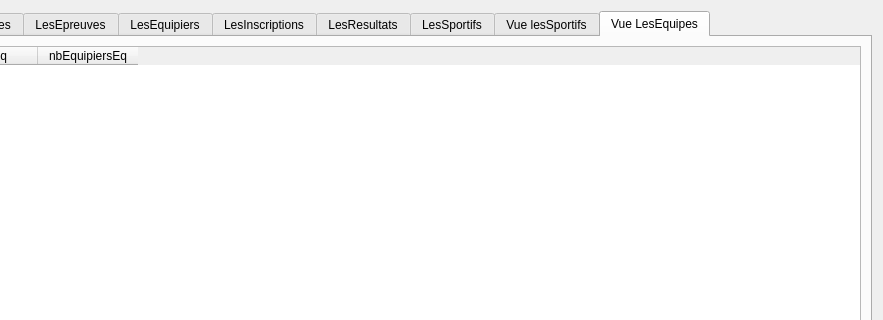
Above: gui/tablesData.ui from pH0xe/L3-Info-Projet-CEBD before the change; both pictures show x 85 to 968 and y 0 to 320 of the 968 by 600 pixel window. Below: the same form after it.
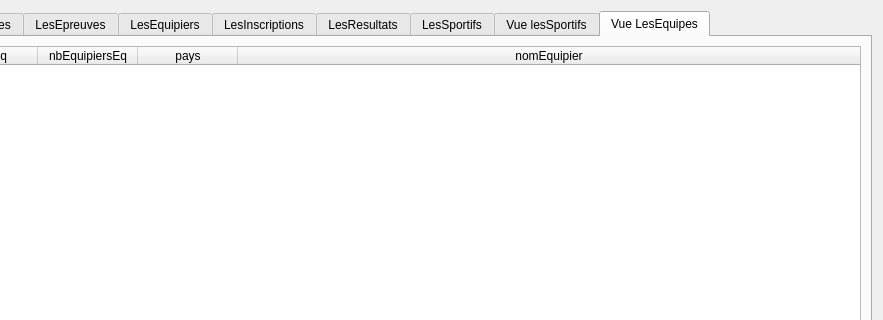
That is the form after the change.

Commit message: modification de la vue lesEquipes pour concaténer les noms et afficher le pays

```diff
--- a/gui/tablesData.ui
+++ b/gui/tablesData.ui
@@ -632,6 +632,15 @@
       <layout class="QVBoxLayout" name="verticalLayout_9">
        <item>
         <widget class="QTableWidget" name="vueEquipes">
+         <property name="sortingEnabled">
+          <bool>true</bool>
+         </property>
+         <attribute name="horizontalHeaderCascadingSectionResizes">
+          <bool>false</bool>
+         </attribute>
+         <attribute name="horizontalHeaderStretchLastSection">
+          <bool>true</bool>
+         </attribute>
          <column>
           <property name="text">
            <string>numEq</string>
@@ -642,6 +651,16 @@
            <string>nbEquipiersEq</string>
           </property>
          </column>
+         <column>
+          <property name="text">
+           <string>pays</string>
+          </property>
+         </column>
+         <column>
+          <property name="text">
+           <string>nomEquipier</string>
+          </property>
+         </column>
         </widget>
        </item>
        <item>
```
The commit also changes 2 other files.
